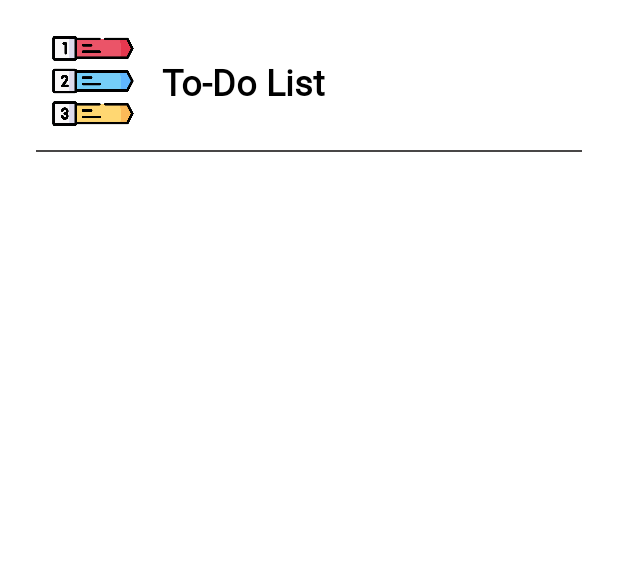
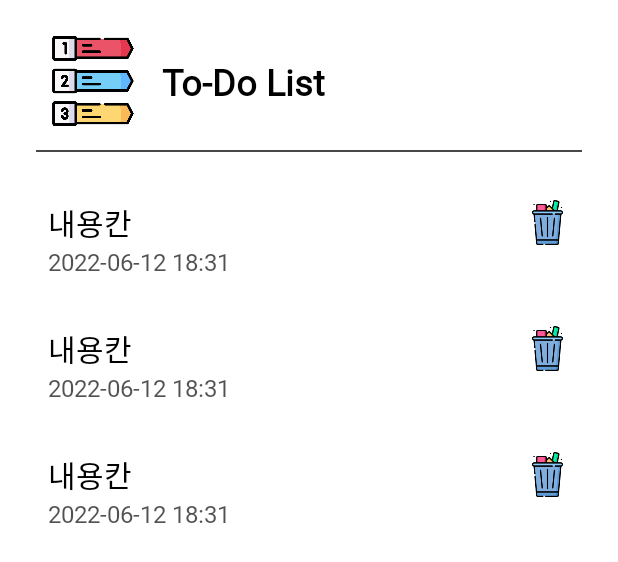
Before and after one commit to LeeSunHaeng/To-Do-List, an Android app: the layout activity_main.xml on its own in the app's theme, with its tools: preview values and no code run, on a phone screen of 412 x 824 dp. Shown: the top 562 px of the screen. Run offline under Robolectric (Android 15) with nearby library versions, the light colour scheme and no system bars.

Commit message:
Android To-Do List Item제작
Android To-Do List Item제작

```diff
--- a/To-Do List/app/src/main/res/layout/activity_main.xml
+++ b/To-Do List/app/src/main/res/layout/activity_main.xml
@@ -36,9 +36,15 @@
             android:layout_marginEnd="24dp"/>
     <androidx.recyclerview.widget.RecyclerView
             android:layout_width="0dp"
-            android:layout_height="0dp" android:layout_marginTop="16dp"
-            app:layout_constraintTop_toBottomOf="@+id/view" app:layout_constraintStart_toStartOf="parent"
-            android:layout_marginStart="16dp" android:layout_marginEnd="16dp" app:layout_constraintEnd_toEndOf="parent"
-            app:layout_constraintBottom_toBottomOf="parent" android:layout_marginBottom="16dp"
+            android:layout_height="0dp"
+            android:layout_marginTop="16dp"
+            app:layout_constraintTop_toBottomOf="@+id/view"
+            app:layout_constraintStart_toStartOf="parent"
+            android:layout_marginStart="16dp"
+            android:layout_marginEnd="16dp"
+            app:layout_constraintEnd_toEndOf="parent"
+            app:layout_constraintBottom_toBottomOf="parent"
+            android:layout_marginBottom="16dp"
+            tools:listitem="@layout/list_item_todo"
             android:id="@+id/rv_todo"/>
 </androidx.constraintlayout.widget.ConstraintLayout>
--- /dev/null
+++ b/To-Do List/app/src/main/res/layout/list_item_todo.xml
@@ -0,0 +1,43 @@
+<?xml version="1.0" encoding="utf-8"?>
+<LinearLayout
+        xmlns:android="http://schemas.android.com/apk/res/android"
+        android:layout_width="match_parent"
+        android:orientation="horizontal"
+        android:layout_margin="16dp"
+        android:layout_height="wrap_content">
+    <LinearLayout
+            android:layout_width="match_parent"
+            android:layout_height="wrap_content"
+            android:orientation="vertical"
+            android:layout_weight="1"
+    >
+        <TextView
+                android:id="@+id/tv_content"
+                android:text="내용칸"
+                android:fontFamily="@font/leferipointwhiteoblique"
+                android:textSize="20sp"
+                android:textColor="@color/black"
+                android:layout_width="wrap_content"
+                android:layout_height="wrap_content"/>
+
+        <TextView
+                android:id="@+id/tv_date"
+                android:text="2022-06-12 18:31"
+                android:fontFamily="@font/leferipointwhiteoblique"
+                android:textSize="16sp"
+                android:textColor="#AE000000"
+                android:layout_width="wrap_content"
+                android:layout_height="wrap_content"/>
+
+    </LinearLayout>
+    <ImageView
+            android:id="@+id/btn_remove"
+            android:layout_width="30dp"
+            android:layout_height="30dp"
+            android:src="@drawable/trash_128"
+
+    >
+
+    </ImageView>
+
+</LinearLayout>
```
Also changed, not shown: To-Do List/app/src/main/res/drawable/trash_128.png (added).
